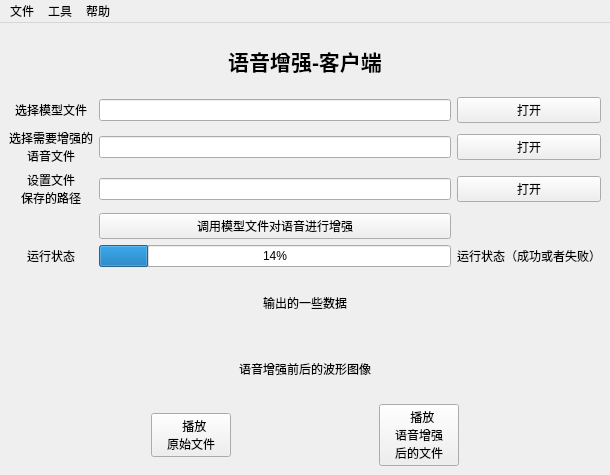
Qt form pyqt5_client/ui/main.ui (wp19991/graduation_project) before a commit.
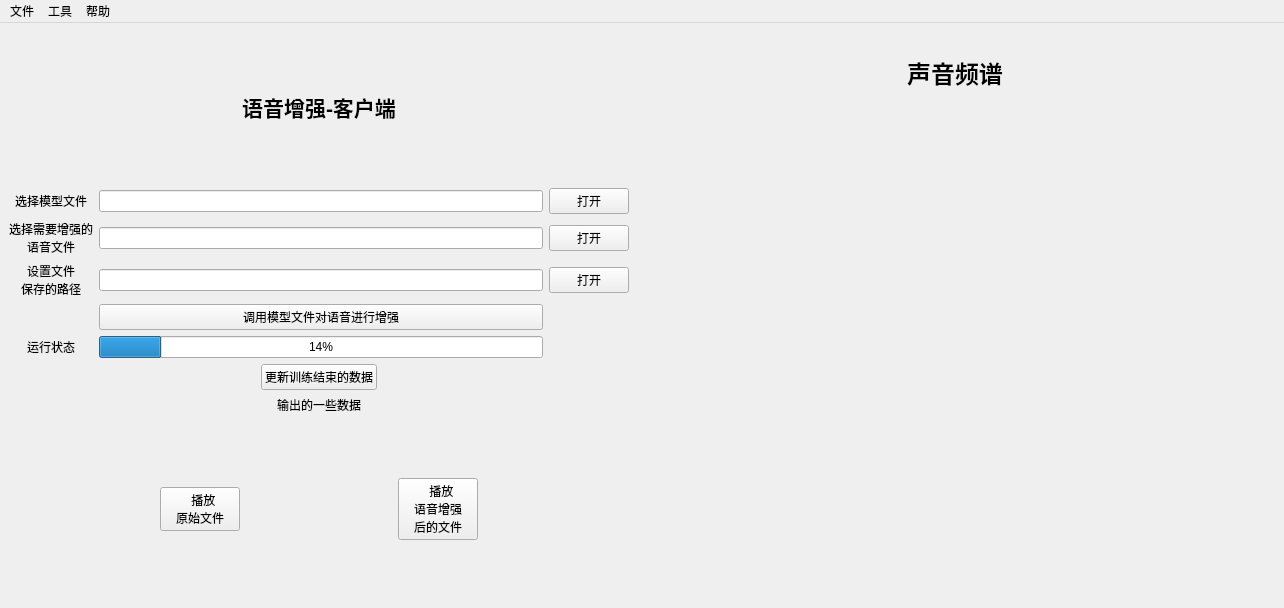
The same form after that commit. Icons and pictures are not drawn.

Commit message: 设计增加语音增强的pytorch_segan调用接口

Diff of the .ui file:
```diff
--- a/pyqt5_client/ui/main.ui
+++ b/pyqt5_client/ui/main.ui
@@ -6,8 +6,8 @@
    <rect>
     <x>0</x>
     <y>0</y>
-    <width>610</width>
-    <height>475</height>
+    <width>1284</width>
+    <height>608</height>
    </rect>
   </property>
   <property name="windowTitle">
@@ -21,7 +21,22 @@
    <string>打开一个项目文件夹</string>
   </property>
   <widget class="QWidget" name="centralwidget">
-   <layout class="QVBoxLayout" name="verticalLayout_2">
+   <layout class="QHBoxLayout" name="horizontalLayout_3">
+    <item>
+     <layout class="QVBoxLayout" name="verticalLayout">
+      <item>
+       <spacer name="verticalSpacer_2">
+        <property name="orientation">
+         <enum>Qt::Vertical</enum>
+        </property>
+        <property name="sizeHint" stdset="0">
+         <size>
+          <width>20</width>
+          <height>40</height>
+         </size>
+        </property>
+       </spacer>
+      </item>
     <item>
      <widget class="QLabel" name="label_2">
       <property name="text">
@@ -29,6 +44,19 @@
       </property>
      </widget>
     </item>
+      <item>
+       <spacer name="verticalSpacer">
+        <property name="orientation">
+         <enum>Qt::Vertical</enum>
+        </property>
+        <property name="sizeHint" stdset="0">
+         <size>
+          <width>20</width>
+          <height>40</height>
+         </size>
+        </property>
+       </spacer>
+      </item>
     <item>
      <layout class="QGridLayout" name="gridLayout">
       <item row="1" column="0">
@@ -42,16 +70,6 @@
         </property>
        </widget>
       </item>
-      <item row="4" column="2">
-       <widget class="QLabel" name="enh_status_label">
-        <property name="text">
-         <string>运行状态（成功或者失败）</string>
-        </property>
-        <property name="alignment">
-         <set>Qt::AlignCenter</set>
-        </property>
-       </widget>
-      </item>
       <item row="0" column="0">
        <widget class="QLabel" name="label">
         <property name="text">
@@ -165,6 +183,43 @@
       </item>
      </layout>
     </item>
+      <item>
+       <layout class="QHBoxLayout" name="horizontalLayout_2">
+        <item>
+         <spacer name="horizontalSpacer_4">
+          <property name="orientation">
+           <enum>Qt::Horizontal</enum>
+          </property>
+          <property name="sizeHint" stdset="0">
+           <size>
+            <width>40</width>
+            <height>20</height>
+           </size>
+          </property>
+         </spacer>
+        </item>
+        <item>
+         <widget class="QPushButton" name="update_data_pushButton">
+          <property name="text">
+           <string>更新训练结束的数据</string>
+          </property>
+         </widget>
+        </item>
+        <item>
+         <spacer name="horizontalSpacer_5">
+          <property name="orientation">
+           <enum>Qt::Horizontal</enum>
+          </property>
+          <property name="sizeHint" stdset="0">
+           <size>
+            <width>40</width>
+            <height>20</height>
+           </size>
+          </property>
+         </spacer>
+        </item>
+       </layout>
+      </item>
     <item>
      <widget class="QLabel" name="enh_show_data_label">
       <property name="text">
@@ -176,14 +231,17 @@
      </widget>
     </item>
     <item>
-     <widget class="QLabel" name="enh_wav_plt_label">
-      <property name="text">
-       <string>语音增强前后的波形图像</string>
-      </property>
-      <property name="alignment">
-       <set>Qt::AlignCenter</set>
-      </property>
-     </widget>
+       <spacer name="verticalSpacer_3">
+        <property name="orientation">
+         <enum>Qt::Vertical</enum>
+        </property>
+        <property name="sizeHint" stdset="0">
+         <size>
+          <width>20</width>
+          <height>40</height>
+         </size>
+        </property>
+       </spacer>
     </item>
     <item>
      <layout class="QHBoxLayout" name="horizontalLayout">
@@ -265,6 +323,80 @@
       </item>
      </layout>
     </item>
+      <item>
+       <spacer name="verticalSpacer_4">
+        <property name="orientation">
+         <enum>Qt::Vertical</enum>
+        </property>
+        <property name="sizeHint" stdset="0">
+         <size>
+          <width>20</width>
+          <height>40</height>
+         </size>
+        </property>
+       </spacer>
+      </item>
+     </layout>
+    </item>
+    <item>
+     <layout class="QVBoxLayout" name="verticalLayout_2">
+      <item>
+       <spacer name="verticalSpacer_5">
+        <property name="orientation">
+         <enum>Qt::Vertical</enum>
+        </property>
+        <property name="sizeHint" stdset="0">
+         <size>
+          <width>20</width>
+          <height>40</height>
+         </size>
+        </property>
+       </spacer>
+      </item>
+      <item>
+       <widget class="QLabel" name="label_5">
+        <property name="text">
+         <string>&lt;html&gt;&lt;head/&gt;&lt;body&gt;&lt;p align=&quot;center&quot;&gt;&lt;span style=&quot; font-size:18pt; font-weight:600;&quot;&gt;声音频谱&lt;/span&gt;&lt;/p&gt;&lt;/body&gt;&lt;/html&gt;</string>
+        </property>
+        <property name="alignment">
+         <set>Qt::AlignCenter</set>
+        </property>
+       </widget>
+      </item>
+      <item>
+       <widget class="QLabel" name="enh_wav_plt_label">
+        <property name="minimumSize">
+         <size>
+          <width>640</width>
+          <height>480</height>
+         </size>
+        </property>
+        <property name="text">
+         <string/>
+        </property>
+        <property name="pixmap">
+         <pixmap resource="../apprcc.qrc">:/jpg/resources/jpg/plt_wav.jpg</pixmap>
+        </property>
+        <property name="alignment">
+         <set>Qt::AlignCenter</set>
+        </property>
+       </widget>
+      </item>
+      <item>
+       <spacer name="verticalSpacer_6">
+        <property name="orientation">
+         <enum>Qt::Vertical</enum>
+        </property>
+        <property name="sizeHint" stdset="0">
+         <size>
+          <width>20</width>
+          <height>40</height>
+         </size>
+        </property>
+       </spacer>
+      </item>
+     </layout>
+    </item>
    </layout>
   </widget>
   <widget class="QMenuBar" name="menuBar">
@@ -272,7 +404,7 @@
     <rect>
      <x>0</x>
      <y>0</y>
-     <width>610</width>
+     <width>1284</width>
      <height>26</height>
     </rect>
    </property>
```
Lines whose indentation alone changed are shown as unchanged. The commit also changes 7 other files.
